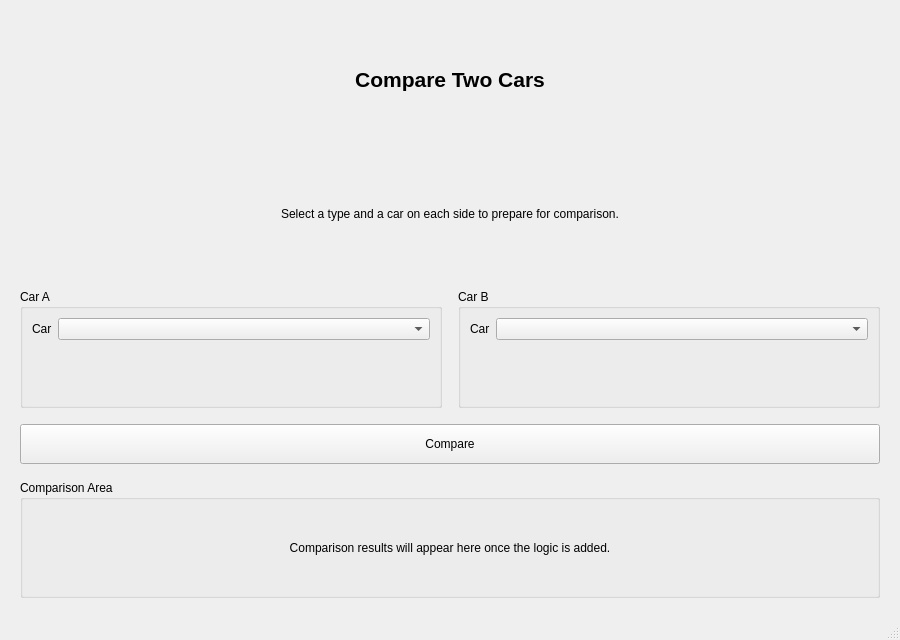
The window that mainwindow.ui (atifmn/car-comparison) describes before a commit, drawn with Qt 5.
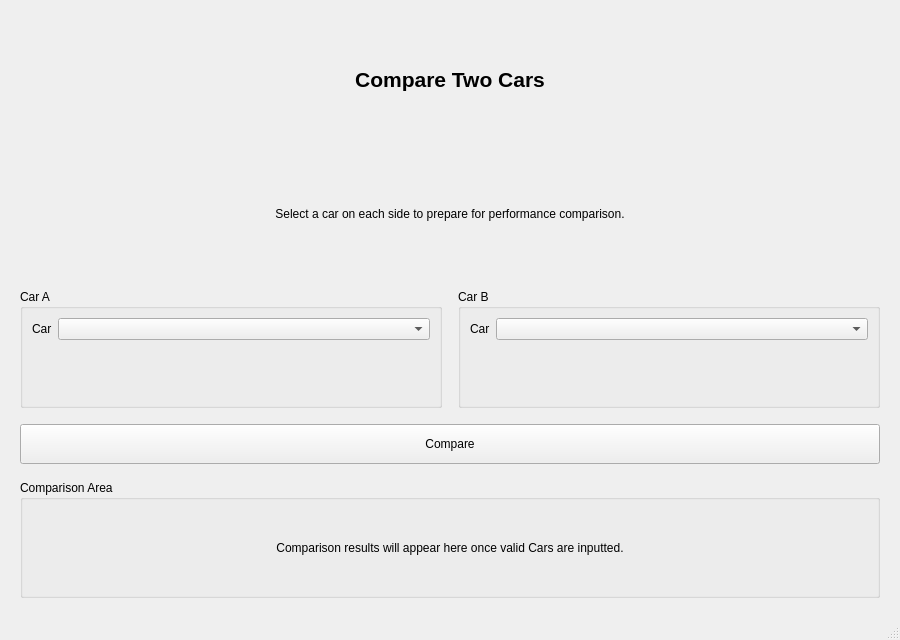
The same window after the commit.

Commit message: Updated math and comaprisons now display which car has better performance

```diff
--- a/mainwindow.ui
+++ b/mainwindow.ui
@@ -49,7 +49,7 @@
     <item>
      <widget class="QLabel" name="subtitleLabel">
       <property name="text">
-       <string>Select a type and a car on each side to prepare for comparison.</string>
+       <string>Select a car on each side to prepare for performance comparison.</string>
       </property>
       <property name="alignment">
        <set>Qt::AlignmentFlag::AlignCenter</set>
@@ -123,7 +123,7 @@
        <item>
         <widget class="QLabel" name="resultsPlaceholderLabel">
          <property name="text">
-          <string>Comparison results will appear here once the logic is added.</string>
+          <string>Comparison results will appear here once valid Cars are inputted.</string>
          </property>
          <property name="alignment">
           <set>Qt::AlignmentFlag::AlignCenter</set>
```
Left out of the diff: 2 changed lines with no effect on the pictures. The commit also changes 1 other file.
